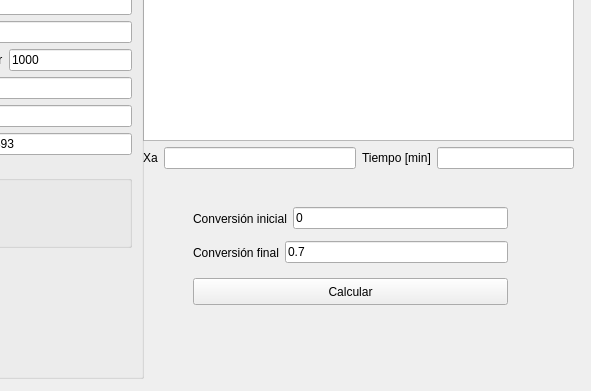
Before: the Qt Designer form ventanas/reac_no_iso_no_adi.ui in elCaxper/calculo-de-reactores, drawn with Qt 5; both pictures show x 197 to 788 and y 252 to 643 of the 788 by 643 pixel window.
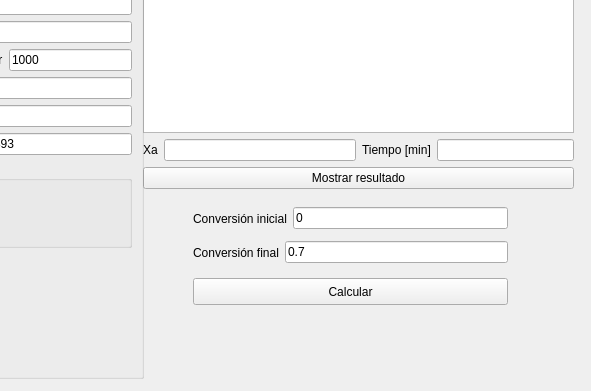
After: the same form once the commit is applied. Custom widgets are drawn as their Qt base class.

Commit message: Visulaizar resultado del discontinuo no isotermo no adiabatico

```diff
--- a/ventanas/reac_no_iso_no_adi.ui
+++ b/ventanas/reac_no_iso_no_adi.ui
@@ -19,7 +19,7 @@
      <x>340</x>
      <y>40</y>
      <width>431</width>
-     <height>381</height>
+     <height>401</height>
     </rect>
    </property>
    <layout class="QVBoxLayout" name="verticalLayout_2">
@@ -58,6 +58,13 @@
       </item>
      </layout>
     </item>
+    <item>
+     <widget class="QPushButton" name="btn_mostrar_resultado">
+      <property name="text">
+       <string>Mostrar resultado</string>
+      </property>
+     </widget>
+    </item>
    </layout>
   </widget>
   <widget class="QGroupBox" name="groupBox_2">
```
The commit also changes 3 other files.
